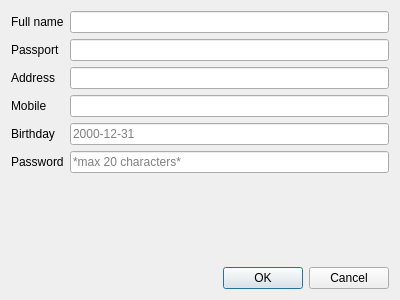
neshchereto/Library_management, file registrationdialog.ui: the form before one commit.
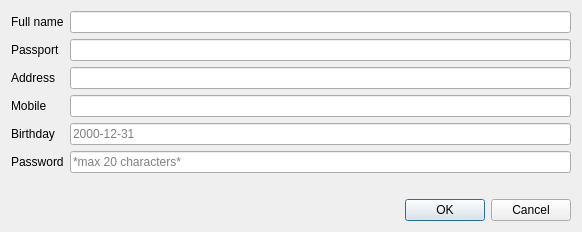
The form after the commit.

What changed in the file:
```diff
--- a/registrationdialog.ui
+++ b/registrationdialog.ui
@@ -6,8 +6,8 @@
    <rect>
     <x>0</x>
     <y>0</y>
-    <width>400</width>
-    <height>300</height>
+    <width>582</width>
+    <height>232</height>
    </rect>
   </property>
   <property name="windowTitle">
```
